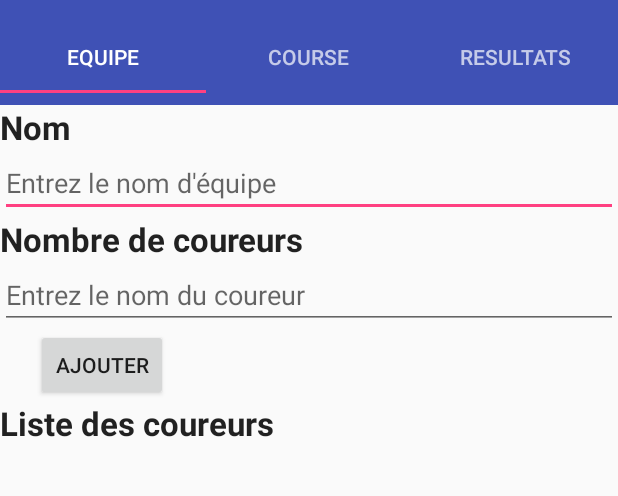
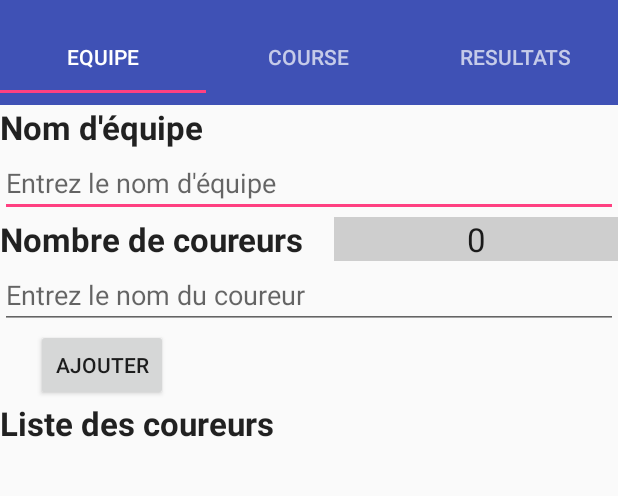
Before and after one commit to pascalheude/24h-du-Mans, an Android app: the screen it shows after launch (Chronos24hLeMansActivity), on a phone screen of 412 x 824 dp, the part 63-559 px from its top. Run offline under Robolectric (Android 15) with nearby library versions, the phone set to English and light mode, and no system bars.

Commit message:
Version 2.0.4 Affichage du nombre de coureurs sur la tab Equipe Correction de la suppression d'un coureur Ajout d'un texte "Actif" au dessus du check box avec la même visibilité de la check box

```diff
--- a/app/build.gradle
+++ b/app/build.gradle
@@ -1,14 +1,14 @@
 apply plugin: 'com.android.application'
 
 android {
-    compileSdkVersion 23
+    compileSdkVersion 26
     buildToolsVersion '27.0.3'
     defaultConfig {
         applicationId "com.assistanceinformatiquetoulouse.chronos24hlemans"
         minSdkVersion 19
         targetSdkVersion 23
         versionCode 1
-        versionName '2.0.3'
+        versionName '2.0.4'
         archivesBaseName = "AIT-Chronos24hLeMans-$versionName"
     }
     buildTypes {
--- a/app/src/main/java/com/assistanceinformatiquetoulouse/chronos24hlemans/Chronos24hLeMansActivity.java
+++ b/app/src/main/java/com/assistanceinformatiquetoulouse/chronos24hlemans/Chronos24hLeMansActivity.java
@@ -113,7 +113,7 @@ public class Chronos24hLeMansActivity extends AppCompatActivity implements TabLa
             case R.id.about :
                 AlertDialog.Builder lAlertDialog = new AlertDialog.Builder(this);
                 lAlertDialog.setTitle("Chronos24hLeMans\nVersion " + this.getString(R.string.version));
-                lAlertDialog.setMessage("Gestion des temps pour les coureurs des 24h du Mans rollers\n© AIT 2018 (pascalh)\n\nassistanceinformatiquetoulouse@gmail.com");
+                lAlertDialog.setMessage("Gestion des temps pour les coureurs des 24h du Mans rollers\n© AIT 2022 (pascalh)\n\nassistanceinformatiquetoulouse@gmail.com");
                 lAlertDialog.setPositiveButton("OK", new DialogInterface.OnClickListener() {
                     public void onClick(DialogInterface dialog, int whichButton) {
                     }});
--- a/app/src/main/java/com/assistanceinformatiquetoulouse/chronos24hlemans/Equipe.java
+++ b/app/src/main/java/com/assistanceinformatiquetoulouse/chronos24hlemans/Equipe.java
@@ -262,8 +262,12 @@ public class Equipe {
     // Supprime un coureur à la position
     public void supprimerCoureur(int position) {
         if (position <= pListeCoureurs.size()) {
+            if (pListeEtatsCoureurs.get(position)) {
+                pListeCoureursActifs.remove(pListeCoureurs.get(position));
+            }
+            else {
+            }
             pListeCoureurs.remove(position);
-            pListeCoureursActifs.remove(position);
             pListeEtatsCoureurs.remove(position);
             ecrireXMLEquipe();
         }
--- a/app/src/main/java/com/assistanceinformatiquetoulouse/chronos24hlemans/TabEquipe.java
+++ b/app/src/main/java/com/assistanceinformatiquetoulouse/chronos24hlemans/TabEquipe.java
@@ -29,6 +29,7 @@ public class TabEquipe extends Fragment {
     private TextView pTextViewNbCoureurs;
     private EditText pEditTextNomCoureur;
     private Button pBoutonAjouter;
+    private TextView pTextViewActif;
     private CheckBox pBoiteActif;
     private ListView pListViewEquipe;
     // Attributs publics
@@ -58,6 +59,7 @@ public class TabEquipe extends Fragment {
         pTextViewNbCoureurs.setText(String.format("%d", pNbCoureurs));
         pEditTextNomCoureur = (EditText) lView.findViewById(R.id.editTextNomCoureur);
         pBoutonAjouter = (Button) lView.findViewById(R.id.buttonAjouter);
+        pTextViewActif = (TextView) lView.findViewById(R.id.textViewActif);
         pBoiteActif = (CheckBox) lView.findViewById(R.id.checkBoxActif);
         pListViewEquipe = (ListView) lView.findViewById(R.id.listViewEquipe);
         pListViewEquipe.setAdapter(pCoureurAdapter);
@@ -109,6 +111,7 @@ public class TabEquipe extends Fragment {
             @Override
             public void onItemClick(AdapterView<?> parent, View view, int position, long id) {
                 pCoureurSelectionne = position;
+                pTextViewActif.setVisibility(View.VISIBLE);
                 pBoiteActif.setVisibility(View.VISIBLE);
                 pBoiteActif.setChecked(pEquipe.lireEtatActif(position));
                 //Toast.makeText(view.getContext(), String.format("Selection %d", position), Toast.LENGTH_SHORT).show();
@@ -129,6 +132,9 @@ public class TabEquipe extends Fragment {
                                 pNbCoureurs--;
                                 pTextViewNbCoureurs.setText(String.format("%d", pNbCoureurs));
                                 pCoureurAdapter.notifyDataSetChanged();
+                                pTextViewActif.setVisibility(View.INVISIBLE);
+                                pBoiteActif.setVisibility(View.INVISIBLE);
+                                pBoiteActif.setChecked(false);
                             }
                         })
                         .setNegativeButton("NON", new DialogInterface.OnClickListener() {
@@ -146,6 +152,7 @@ public class TabEquipe extends Fragment {
     @Override
     public void onPause() {
         super.onPause();
+        pTextViewActif.setVisibility(View.INVISIBLE);
         pBoiteActif.setVisibility(View.INVISIBLE);
     }
 
--- a/app/src/main/res/layout/tab_equipe.xml
+++ b/app/src/main/res/layout/tab_equipe.xml
@@ -30,17 +30,22 @@
         android:textStyle="bold"
 		android:layout_below="@+id/editTextNomEquipe"
         android:textAppearance="?android:attr/textAppearanceLarge"/>
+
 	<TextView
 		android:id="@+id/textViewNbCoureurs"
-        android:layout_width="fill_parent"
-        android:layout_height="wrap_content"
-		android:gravity="center"
-		android:background="#CECECE"
-		android:textAppearance="?android:attr/textAppearanceLarge"
+		android:layout_width="40dp"
+		android:layout_height="wrap_content"
 		android:layout_below="@+id/editTextNomEquipe"
 		android:layout_alignParentEnd="true"
-		android:layout_toEndOf="@+id/editTextNomCoureur" />
-    <TextView
+		android:layout_marginStart="20dp"
+		android:layout_marginTop="0dp"
+		android:layout_marginEnd="0dp"
+		android:layout_toEndOf="@+id/textView1"
+		android:background="#CECECE"
+		android:gravity="center"
+		android:textAppearance="?android:attr/textAppearanceLarge" />
+
+	<TextView
         android:id="@+id/textViewListeCoureur"
         android:layout_width="wrap_content"
         android:layout_height="wrap_content"
@@ -69,6 +74,19 @@
 		android:layout_marginStart="24dp"
 		android:gravity="center"
 		android:text="@string/ajouter" />
+
+	<TextView
+		android:id="@+id/textViewActif"
+		android:layout_width="wrap_content"
+		android:layout_height="wrap_content"
+		android:layout_above="@+id/checkBoxActif"
+		android:layout_alignParentEnd="true"
+		android:layout_marginEnd="10dp"
+		android:layout_marginBottom="0dp"
+		android:text="Actif"
+		android:textStyle="bold"
+		android:visibility="invisible" />
+
 	<CheckBox
 		android:id="@+id/checkBoxActif"
 		android:layout_width="40dp"
@@ -85,4 +103,5 @@
 		android:layout_centerHorizontal="true"
 		android:choiceMode="singleChoice"
 		android:listSelector="@android:color/darker_gray" />
+
 </RelativeLayout>
--- a/app/src/main/res/values/strings.xml
+++ b/app/src/main/res/values/strings.xml
@@ -1,7 +1,7 @@
 <resources>
     <string name="app_name">Chronos24hLeMans</string>
-    <string name="version">2.0.3</string>
-    <string name="nom">Nom</string>
+    <string name="version">2.0.4</string>
+    <string name="nom">Nom d\'équipe</string>
     <string name="courriel">courses@roulezrose.com</string>
     <!-- Equipe -->
     <string name="entrez_le_nom_d_equipe">Entrez le nom d\'équipe</string>
```
